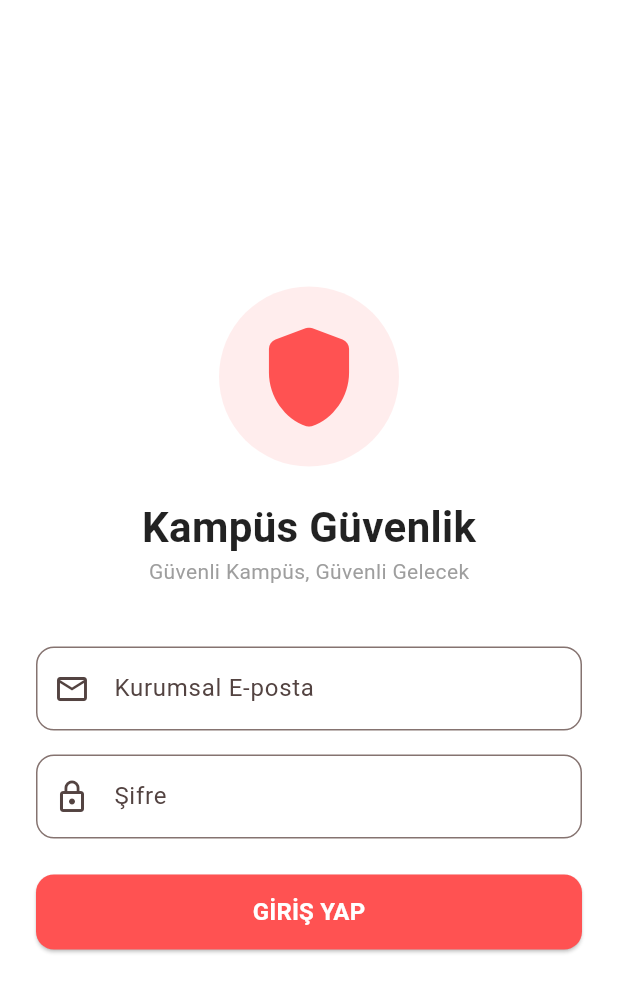
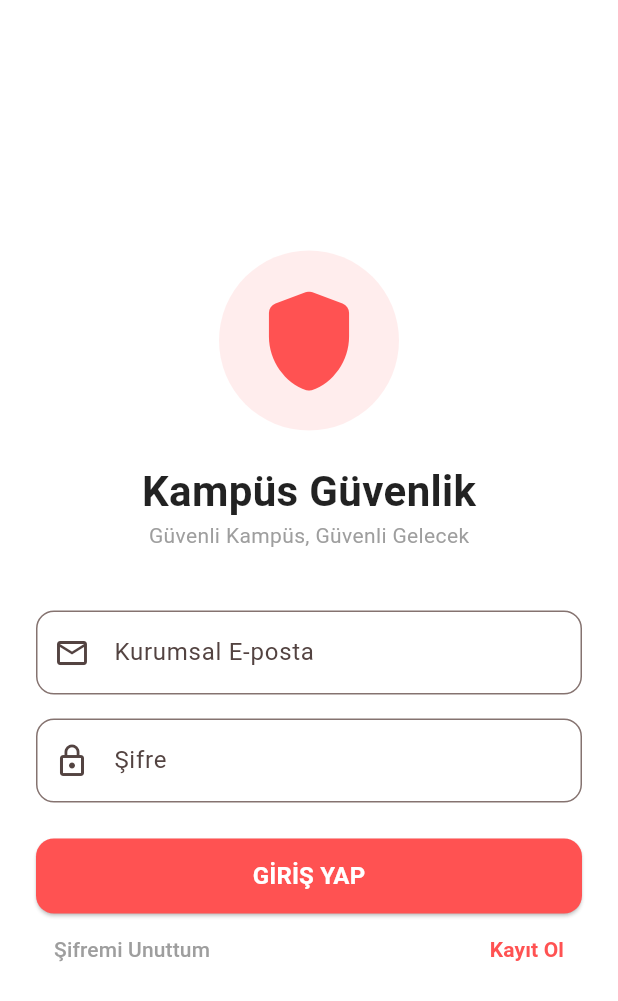
Before and after one commit to emrekmbsr61-tech/KampusBildirim_, a Flutter app: the screen it shows after launch, on a phone screen of 412 x 824 dp. Shown: the top 1001 px of the screen. Run offline on Flutter 3.47's test engine with Material 3 defaults, Android fonts, the phone set to English and light mode, and no system bars.

Commit message:
Şifre silme ve Yeni Kayıt oluşturmayı yaptım

```diff
--- a/lib/views/auth/login_page.dart
+++ b/lib/views/auth/login_page.dart
@@ -1,7 +1,8 @@
 import '../home/home_page.dart';
 import 'package:flutter/material.dart';
 import '../../data/user_data.dart'; // kullanıcıları getır
-
+import 'register_page.dart'; // Kayıt Ol Sayfası
+import 'forgot_pasword_page.dart'; // Şifre Sıfırlama Sayfası
 
 // Burası projemizin girişi
 // Ekranın durumu değişeceği için (yazı yazma vs.) StatefulWidget kullandım.
@@ -148,6 +149,33 @@
                   ),
                 ),
               ),
+              // --- EKLENEN LİNKLER BURADA (HATASIZ HALİ) ---
+              Row(
+                mainAxisAlignment: MainAxisAlignment.spaceBetween,
+                children: [
+                  // Şifremi Unuttum
+                  TextButton(
+                    onPressed: () {
+                      Navigator.push(
+                        context,
+                        MaterialPageRoute(builder: (context) => ForgotPasswordPage()),
+                      );
+                    },
+                    child: const Text("Şifremi Unuttum", style: TextStyle(color: Colors.grey)),
+                  ),
+
+                  // Kayıt Ol
+                  TextButton(
+                    onPressed: () {
+                      Navigator.push(
+                        context,
+                        MaterialPageRoute(builder: (context) => const RegisterPage()),
+                      );
+                    },
+                    child: const Text("Kayıt Ol", style: TextStyle(color: Colors.redAccent, fontWeight: FontWeight.bold)),
+                  ),
+                ],
+              ),
             ],
           ),
         ),
```
